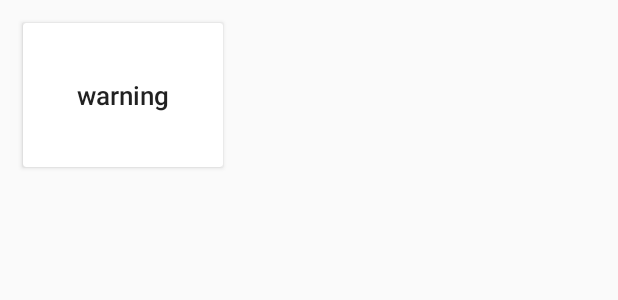
After one commit to Halveringstid/GenericProject, an Android app: the layout generic_info_dialog.xml on its own in the app's theme, with its tools: preview values and no code run, on a phone screen of 412 x 824 dp. The commit adds this screen. Shown: the top 300 px of the screen. Run offline under Robolectric (Android 15) with nearby library versions, the phone set to English and light mode, and no system bars.

Commit message:
Added info dialog on beeing too far for message, changed to port:666 api

```diff
--- a/app/src/main/java/me/rozkmin/generic/createmessage/NewMessageBody.kt
+++ b/app/src/main/java/me/rozkmin/generic/createmessage/NewMessageBody.kt
@@ -5,6 +5,6 @@ package me.rozkmin.generic.createmessage
  */
 data class NewMessageBody(
         val message: String,
-        val author: String = "",
+        val author: String = "Anon Anonowicz",
         val lat: Double,
         val lon: Double)
--- a/app/src/main/java/me/rozkmin/generic/network/NetworkModule.kt
+++ b/app/src/main/java/me/rozkmin/generic/network/NetworkModule.kt
@@ -19,7 +19,7 @@ import javax.inject.Singleton
 class NetworkModule {
 
     companion object {
-        const val API_URL = "http://80.211.240.79:667"
+        const val API_URL = "http://80.211.240.79:666"
 
         val TAG = NetworkModule::class.java.simpleName
     }
--- /dev/null
+++ b/app/src/main/res/layout/generic_info_dialog.xml
@@ -0,0 +1,30 @@
+<?xml version="1.0" encoding="utf-8"?>
+<layout xmlns:android="http://schemas.android.com/apk/res/android"
+    xmlns:tools="http://schemas.android.com/tools">
+
+    <android.support.v7.widget.CardView
+        android:layout_width="wrap_content"
+        android:layout_height="wrap_content"
+        android:layout_margin="15dp">
+
+        <LinearLayout
+            android:layout_width="wrap_content"
+            android:layout_height="wrap_content"
+            android:orientation="vertical"
+            android:padding="15dp">
+
+            <TextView
+                android:id="@+id/generic_info_dialog_title"
+                style="@style/TextAppearance.AppCompat.Title"
+                android:layout_width="wrap_content"
+                android:layout_height="wrap_content"
+                android:layout_gravity="center_horizontal"
+                android:layout_margin="5dp"
+                android:padding="15dp"
+                android:textSize="17sp"
+                tools:text="warning" />
+
+        </LinearLayout>
+    </android.support.v7.widget.CardView>
+
+</layout>
--- a/app/src/main/res/values/strings.xml
+++ b/app/src/main/res/values/strings.xml
@@ -9,5 +9,6 @@
     <string name="new_message_cta">Write something funny</string>
     <string name="new_message_send">Send</string>
     <string name="cant_send_message">Can\'t send message</string>
+    <string name="you_must_be_closer">You must be closer to see this message!</string>
 
 </resources>
```
Also changed, not shown: app/src/main/java/me/rozkmin/generic/InfoDialog.kt (added, +41 -0 lines), app/src/main/java/me/rozkmin/generic/maps/MapsActivity.kt (+31 -7 lines).
